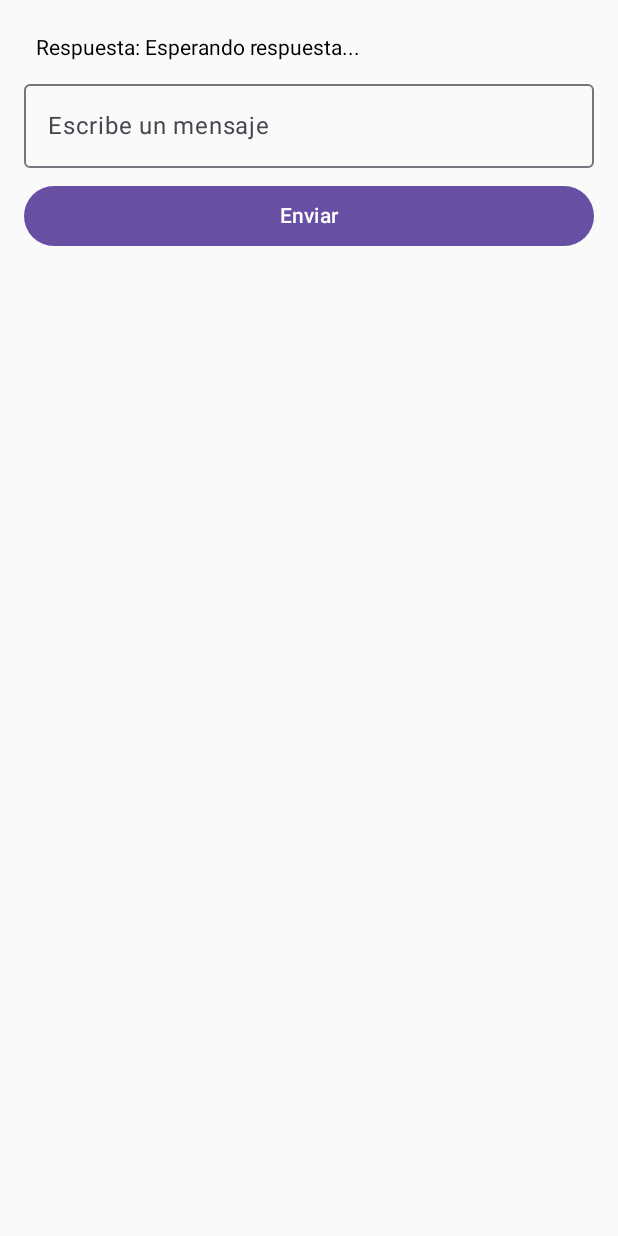
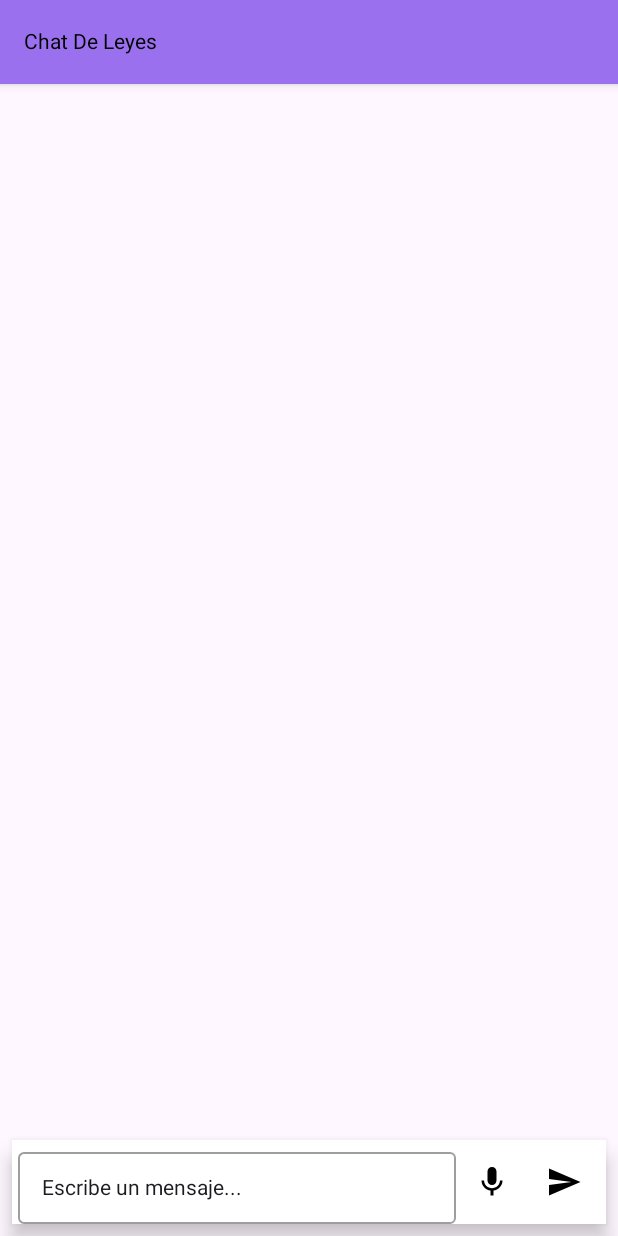
Before and after one commit to Alba-Tab/AppChatOpenRouter, an Android app built with Jetpack Compose: the screen it shows after launch (MainActivity), on a phone screen of 412 x 824 dp. Run offline under Robolectric (Android 15) with nearby library versions, the phone set to English and light mode, and no system bars.

Commit message:
Correccion de errores

```diff
--- a/app/src/main/java/com/example/navigationjetpackcompose/MainActivity.kt
+++ b/app/src/main/java/com/example/navigationjetpackcompose/MainActivity.kt
@@ -4,26 +4,33 @@ import android.os.Bundle
 import androidx.activity.ComponentActivity
 import androidx.activity.compose.setContent
 import androidx.activity.enableEdgeToEdge
+import androidx.compose.foundation.background
 import androidx.compose.foundation.layout.*
+import androidx.compose.foundation.lazy.LazyColumn
+import androidx.compose.foundation.lazy.rememberLazyListState
+import androidx.compose.foundation.shape.RoundedCornerShape
 import androidx.compose.foundation.text.KeyboardActions
 import androidx.compose.foundation.text.KeyboardOptions
-import androidx.compose.foundation.text.BasicTextField
-import androidx.compose.material3.*
+import androidx.compose.material.*
+import androidx.compose.material.icons.Icons
+import androidx.compose.material.icons.filled.Mic
+import androidx.compose.material.icons.filled.Send
+import androidx.compose.material3.IconButton
+import androidx.compose.material3.Scaffold
+import androidx.compose.material3.Text
 import androidx.compose.runtime.*
+import androidx.compose.ui.Alignment
 import androidx.compose.ui.Modifier
+import androidx.compose.ui.draw.clip
 import androidx.compose.ui.graphics.Color
+import androidx.compose.ui.text.TextStyle
 import androidx.compose.ui.text.input.ImeAction
 import androidx.compose.ui.tooling.preview.Preview
 import androidx.compose.ui.unit.dp
 import kotlinx.coroutines.launch
-import okhttp3.*
-import okhttp3.MediaType.Companion.toMediaType
-import okhttp3.RequestBody.Companion.toRequestBody
-import org.json.JSONObject
 
-import kotlinx.coroutines.Dispatchers
-import kotlinx.coroutines.withContext
-import org.json.JSONArray
+
+
 
 
 class MainActivity : ComponentActivity() {
@@ -31,124 +38,147 @@ class MainActivity : ComponentActivity() {
         super.onCreate(savedInstanceState)
         enableEdgeToEdge()
         setContent {
-            ChatScreen()
-        }
-    }
-}
-@Composable
-fun ChatScreen() {
-    var message by remember { mutableStateOf("") }
-    var response by remember { mutableStateOf("Esperando respuesta...") }
-    var isLoading by remember { mutableStateOf(false) }
-    val coroutineScope = rememberCoroutineScope()
-
-    Column(modifier = Modifier.fillMaxSize().padding(16.dp)) {
-        Text("Respuesta: $response", modifier = Modifier.padding(8.dp))
-
-        OutlinedTextField(
-            value = message,
-            onValueChange = { message = it },
-            label = { Text("Escribe un mensaje") },
-            keyboardOptions = KeyboardOptions.Default.copy(imeAction = ImeAction.Send),
-            keyboardActions = KeyboardActions(onSend = {
-                if (message.isNotEmpty()) {
-                    isLoading = true
-                    // Enviar mensaje a la API
-                    coroutineScope.launch {
-                        response = sendMessageToApi(message)
-                        isLoading = false
-                    }
-                    message = ""
-                }
-            }),
-            modifier = Modifier.fillMaxWidth()
-        )
-
-        // Botón de enviar
-        Button(
-            onClick = {
-                if (message.isNotEmpty()) {
-                    isLoading = true
-                    // Enviar mensaje a la API
-                    coroutineScope.launch {
-                        response = sendMessageToApi(message)
-                        isLoading = false
-                    }
-                    message = ""
-                }
-            },
-            modifier = Modifier.fillMaxWidth().padding(top = 8.dp)
-        ) {
-            Text("Enviar")
-        }
-
-        // Indicador de carga
-        if (isLoading) {
-            CircularProgressIndicator(modifier = Modifier.padding(top = 16.dp))
+            MyScreen()
         }
     }
 }
 
-suspend fun sendMessageToApi(message: String): String {
-    val client = OkHttpClient()
-    val url = "https://openrouter.ai/api/v1/chat/completions"
-    val mediaType = "application/json".toMediaType()
+@Composable
+fun MyScreen() {
+    var message by remember { mutableStateOf("") }
+    // Pair(mensaje, esUsuario)
+    val messages = remember { mutableStateListOf<Pair<String, Boolean>>() }
+    var response by remember { mutableStateOf("Esperando respuesta...") }
+    val coroutineScope = rememberCoroutineScope()
 
-    val jsonBody = JSONObject().apply {
-        put("model", "deepseek/deepseek-r1-zero:free")
-        put("messages", listOf(
-            JSONObject().apply {
-                put("role", "system")
-                put("content", "Por favor responde en español.")
-            },
-            JSONObject().apply {
-                put("role", "user")
-                put("content", message)
+    Scaffold(
+        topBar = {TopBarComponent("Chat De Leyes")},
+        bottomBar = {
+            BottomAppBar(
+                modifier = Modifier.padding(8.dp),
+                backgroundColor = Color.White
+            ) {
+                MessageInput(
+                    message = message,
+                    onMessageChange = {message = it},
+                    onSendClick = {
+                        if (message.isNotEmpty()) {
+                            messages.add(Pair(message, true))
+                            message = ""
+                            coroutineScope.launch {
+                                response = sendMessageToApi(message).toString()
+                                messages.add(Pair("Respuesta automática", false))
+                            }
+                        }
+                    },
+                    onMicClick = {  }
+                )
             }
-        ))
-    }.toString()
+        }
+    ) { innerPadding ->
+        ChatContent(
+            messages = messages,
+            modifier = Modifier.padding(innerPadding)
+        )
+    }
+}
 
-    val requestBody = jsonBody.toRequestBody(mediaType)
-    val request = Request.Builder()
-        .url(url)
-        .post(requestBody)
-        .addHeader("Authorization", "Bearer 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")
-        .addHeader("Content-Type", "application/json")
-        .build()
+@Composable
+fun TopBarComponent(title:String){
+    TopAppBar(
+        title = {
+            Text(
+                title,
+                color = Color(0xFF000000)
+            )
+        },
+        backgroundColor = Color(0xFF9B70EE)
+    )
 
-    return try {
-        withContext(Dispatchers.IO) {
-            val response = client.newCall(request).execute()
+}
+
+@Composable
+fun MessageInput(message: String, onMessageChange: (String) -> Unit,
+    onSendClick: () -> Unit, onMicClick: () -> Unit
+) {
+    Row (
+        modifier = Modifier
+            .fillMaxSize(),
+        verticalAlignment = Alignment.CenterVertically
+    ) {
+        OutlinedTextField(
+            value = message,
+            onValueChange = onMessageChange,
+            label = { Text("Escribe un mensaje...") },
+            textStyle = TextStyle(color = Color.Black),
+            modifier = Modifier
+                .weight(1f)
+                .background(Color.White),
+            keyboardOptions = KeyboardOptions.Default.copy(imeAction = ImeAction.Send),
+            keyboardActions = KeyboardActions(onSend = { onSendClick() })
+        )
+        IconButton(onClick = onMicClick) {
+            Icon(imageVector = Icons.Default.Mic, contentDescription = "Grabar", tint = Color.Black)
+        }
+
+        IconButton(onClick = onSendClick) {
+            Icon(imageVector = Icons.Default.Send, contentDescription = "Enviar", tint = Color.Black)
+        }
+    }
+}
+
+@Composable
+fun ChatContent(messages: List<Pair<String, Boolean>>, modifier: Modifier = Modifier) {
+    val listState = rememberLazyListState()
+
+    LaunchedEffect(messages.size) {
+        if (messages.isNotEmpty()) {
+            listState.animateScrollToItem(messages.size - 1) // Se mueve al último mensaje
+        }
+    }
 
 
-            val responseBody = response.body?.string() ?: return@withContext "Sin respuesta del servidor"
-            println("Respuesta de la API: $responseBody")
+        LazyColumn(
+            modifier = modifier
+                .fillMaxSize()
+                .padding(8.dp),
+            state = listState
+        ) {
+            items(messages.size) { index ->
+                val (message, isUser) = messages[index]
+                MessageBubble(message, isUser)
+            }
+        }
 
-            val jsonResponse = JSONObject(responseBody)
+}
+
+@Composable
+fun MessageBubble(text: String, isUser: Boolean) {
+    Row(
+        modifier = Modifier.fillMaxWidth(),
+        horizontalArrangement = if (isUser) Arrangement.End else Arrangement.Start
+    ) {
+        Box(
+            modifier = Modifier
+                .padding(8.dp)
+                .clip(RoundedCornerShape(12.dp))
+                .background(if (isUser) Color(0xFFDCF8C6) else Color(0xFFECECEC)) // Verde claro para usuario, gris claro para receptor
+                .padding(12.dp)
+        ) {
+            Text(text, color = Color.Black)
+        }
+    }
+}
+
+fun sendMessageToApi(message:String){
+
+}
 
 
-            if (jsonResponse.has("choices")) {
-                val choicesArray = jsonResponse.optJSONArray("choices")
-                if (choicesArray != null && choicesArray.length() > 0) {
-                    val messageObject = choicesArray.getJSONObject(0).optJSONObject("message")
-                    messageObject?.optString("content", "Respuesta vacía") ?: "Respuesta vacía"
-                } else {
-                    "No se encontraron respuestas en la API"
-                }
-            } else {
-                // Agregar log si no se encuentran los 'choices'
-                println("No se encontró el campo 'choices' en la respuesta de la API")
-                "Error en la respuesta de la API: No se encontraron 'choices'."
-            }
-        }
-    } catch (e: Exception) {
-        "Error: ${e.message}"
-    }
-}
 
 
 @Preview(showBackground = true)
 @Composable
 fun ChatScreenPreview() {
-
+    MyScreen()
 }
--- a/app/src/main/java/com/example/navigationjetpackcompose/ui/theme/Color.kt
+++ b/app/src/main/java/com/example/navigationjetpackcompose/ui/theme/Color.kt
@@ -5,7 +5,9 @@ import androidx.compose.ui.graphics.Color
 val Purple80 = Color(0xFFD0BCFF)
 val PurpleGrey80 = Color(0xFFCCC2DC)
 val Pink80 = Color(0xFFEFB8C8)
+val White = Color (0xFFFFFFFF)
 
 val Purple40 = Color(0xFF6650a4)
 val PurpleGrey40 = Color(0xFF625b71)
 val Pink40 = Color(0xFF7D5260)
+val Black= Color(0xFF000000)
--- a/app/src/main/java/com/example/navigationjetpackcompose/ui/theme/Theme.kt
+++ b/app/src/main/java/com/example/navigationjetpackcompose/ui/theme/Theme.kt
@@ -14,13 +14,15 @@ import androidx.compose.ui.platform.LocalContext
 private val DarkColorScheme = darkColorScheme(
     primary = Purple80,
     secondary = PurpleGrey80,
-    tertiary = Pink80
+    tertiary = Pink80,
+    onBackground=White
 )
 
 private val LightColorScheme = lightColorScheme(
     primary = Purple40,
     secondary = PurpleGrey40,
-    tertiary = Pink40
+    tertiary = Pink40,
+    onBackground = Black
 
     /* Other default colors to override
     background = Color(0xFFFFFBFE),
```
Also changed, not shown: app/build.gradle.kts (+17 -0 lines), app/src/main/java/com/example/navigationjetpackcompose/ChatApiService.kt (added).
